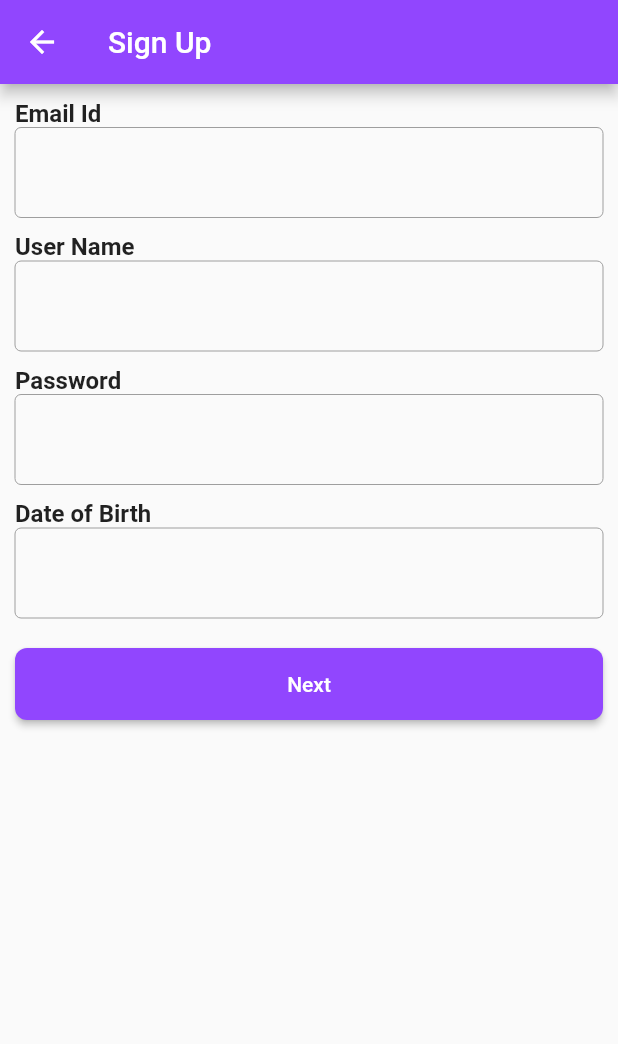
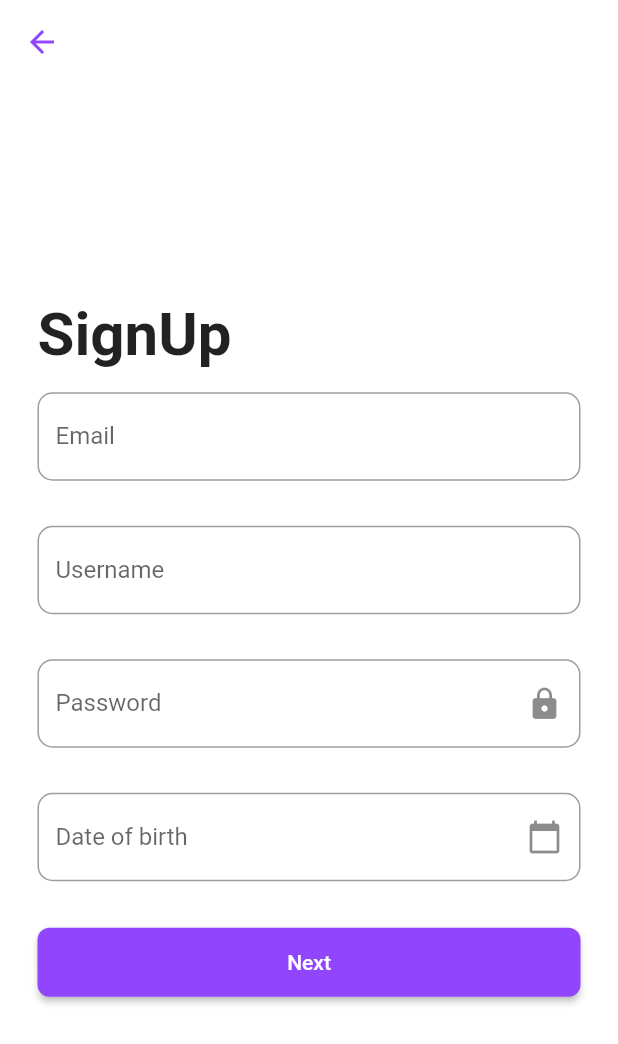
Before and after one commit to vivekjne/flutter-app-one, a Flutter app: the Signup screen opened directly, on a phone screen of 412 x 824 dp. Shown: the top 1044 px of the screen. Run offline on Flutter 3.47's test engine with Material 2 defaults, Android fonts, the phone set to English and light mode, and no system bars; our stand-ins replace firebase_auth, validators; accounts and stored records are empty; network calls fail.

Commit message:
signup page refactoring

```diff
--- a/lib/main.dart
+++ b/lib/main.dart
@@ -12,7 +12,7 @@ class TwitchApp extends StatelessWidget {
     return MaterialApp(
         title: 'Twitch App',
         theme: ThemeData(primaryColor: Color(0x0ff9146fe)),
-        home: FirebaseRegister());
+        home: Intro());
     // Scaffold(body: Home()));
   }
 }
--- a/lib/screens/signup.dart
+++ b/lib/screens/signup.dart
@@ -6,7 +6,10 @@ class Signup extends StatelessWidget {
   Widget build(BuildContext context) {
     return Scaffold(
       appBar: AppBar(
-        title: Text('Sign Up'),
+        iconTheme: IconThemeData(color: Theme.of(context).primaryColor),
+        title: Text('Login'),
+        backgroundColor: Color(0xffffffff),
+        elevation: 0.0,
       ),
       body: SignupForm(),
     );
@@ -48,27 +51,34 @@ class _SignupFormState extends State<SignupForm> {
   Widget build(BuildContext context) {
     return LayoutBuilder(
         builder: (BuildContext context, BoxConstraints constraints) {
-      return Column(
+      return Container(
+        padding: EdgeInsets.symmetric(horizontal: 10),
+        color: Colors.white,
+        child: Column(
           crossAxisAlignment: CrossAxisAlignment.start,
+          mainAxisAlignment: MainAxisAlignment.center,
           children: <Widget>[
-          Padding(
-            padding: EdgeInsets.only(left: 10, top: 10),
+            Container(
+              padding: EdgeInsets.symmetric(horizontal: 15),
+              width: constraints.maxWidth,
               child: Text(
-              'Email Id',
+                'SignUp',
                 style: TextStyle(
-                fontSize: 16,
                   fontWeight: FontWeight.bold,
+                  fontSize: 40,
                 ),
+                textAlign: TextAlign.left,
               ),
             ),
             Padding(
-            padding: EdgeInsets.symmetric(horizontal: 10, vertical: 0),
+              padding: EdgeInsets.all(15.0),
               child: TextFormField(
-              style: TextStyle(height: 1, fontSize: 20),
                 decoration: new InputDecoration(
-                enabledBorder: const OutlineInputBorder(
-                  borderSide: const BorderSide(color: Colors.grey, width: 0.0),
-                ),
+                  labelText: 'Email',
+                  hintText: 'Email',
+                  enabledBorder: OutlineInputBorder(
+                      borderRadius: BorderRadius.all(Radius.circular(10.0)),
+                      borderSide: BorderSide(color: Colors.grey)),
                   border: const OutlineInputBorder(),
                 ),
                 validator: (value) {
@@ -80,22 +90,14 @@ class _SignupFormState extends State<SignupForm> {
               ),
             ),
             Padding(
-            padding: EdgeInsets.only(left: 10, top: 10),
-            child: Text(
-              'User Name',
-              style: TextStyle(
-                fontSize: 16,
-                fontWeight: FontWeight.bold,
-              ),
-            ),
-          ),
-          Padding(
-            padding: EdgeInsets.symmetric(horizontal: 10, vertical: 0),
+              padding: EdgeInsets.all(15.0),
               child: TextFormField(
-              style: TextStyle(height: 1, fontSize: 20),
                 decoration: new InputDecoration(
-                enabledBorder: const OutlineInputBorder(
-                  borderSide: const BorderSide(color: Colors.grey, width: 0.0),
+                  labelText: 'Username',
+                  hintText: 'Username',
+                  enabledBorder: OutlineInputBorder(
+                    borderRadius: BorderRadius.all(Radius.circular(10.0)),
+                    borderSide: BorderSide(color: Colors.grey),
                   ),
                   border: const OutlineInputBorder(),
                 ),
@@ -108,24 +110,17 @@ class _SignupFormState extends State<SignupForm> {
               ),
             ),
             Padding(
-            padding: EdgeInsets.only(left: 10, top: 10),
-            child: Text(
-              'Password',
-              style: TextStyle(
-                fontSize: 16,
-                fontWeight: FontWeight.bold,
-              ),
-            ),
-          ),
-          Padding(
-            padding: EdgeInsets.symmetric(horizontal: 10, vertical: 0),
+              padding: EdgeInsets.all(15.0),
               child: TextFormField(
                 autofocus: false,
                 obscureText: true,
-              style: TextStyle(height: 1, fontSize: 20),
                 decoration: new InputDecoration(
-                enabledBorder: const OutlineInputBorder(
-                  borderSide: const BorderSide(color: Colors.grey, width: 0.0),
+                  labelText: 'Password',
+                  hintText: 'Password',
+                  suffixIcon: Icon(Icons.lock),
+                  enabledBorder: OutlineInputBorder(
+                    borderRadius: BorderRadius.all(Radius.circular(10.0)),
+                    borderSide: BorderSide(color: Colors.grey),
                   ),
                   border: const OutlineInputBorder(),
                 ),
@@ -138,28 +133,20 @@ class _SignupFormState extends State<SignupForm> {
               ),
             ),
             Padding(
-            padding: EdgeInsets.only(left: 10, top: 10),
-            child: Text(
-              'Date of Birth',
-              style: TextStyle(
-                fontSize: 16,
-                fontWeight: FontWeight.bold,
-              ),
-            ),
-          ),
-          Padding(
-            padding: EdgeInsets.symmetric(horizontal: 10, vertical: 0),
+              padding: EdgeInsets.all(15.0),
               child: TextFormField(
                 controller: dateController,
-              style: TextStyle(height: 1, fontSize: 20),
                 onTap: () {
                   FocusScope.of(context).requestFocus(FocusNode());
                   _selectDate(context);
                 },
                 decoration: new InputDecoration(
-                enabledBorder: const OutlineInputBorder(
-                  borderSide: const BorderSide(color: Colors.grey, width: 0.0),
-                ),
+                  labelText: 'Date of birth',
+                  hintText: 'Date of birth',
+                  suffixIcon: Icon(Icons.calendar_today),
+                  enabledBorder: OutlineInputBorder(
+                      borderRadius: BorderRadius.all(Radius.circular(10.0)),
+                      borderSide: BorderSide(color: Colors.grey)),
                   border: const OutlineInputBorder(),
                 ),
                 validator: (value) {
@@ -172,13 +159,13 @@ class _SignupFormState extends State<SignupForm> {
             ),
             Container(
               width: constraints.maxWidth,
-            padding: EdgeInsets.symmetric(horizontal: 10, vertical: 20),
+              padding: EdgeInsets.all(15.0),
               child: RaisedButton(
                 color: Color(0x0ff9146fe),
                 shape: new RoundedRectangleBorder(
                   borderRadius: new BorderRadius.circular(8.0),
                 ),
-              padding: EdgeInsets.symmetric(vertical: 16),
+                padding: EdgeInsets.all(15.0),
                 child: Text(
                   'Next',
                   style: TextStyle(color: Colors.white),
@@ -190,6 +177,7 @@ class _SignupFormState extends State<SignupForm> {
               ),
             )
           ],
+        ),
       );
     });
   }
```
Lines whose indentation alone changed are shown as unchanged.
